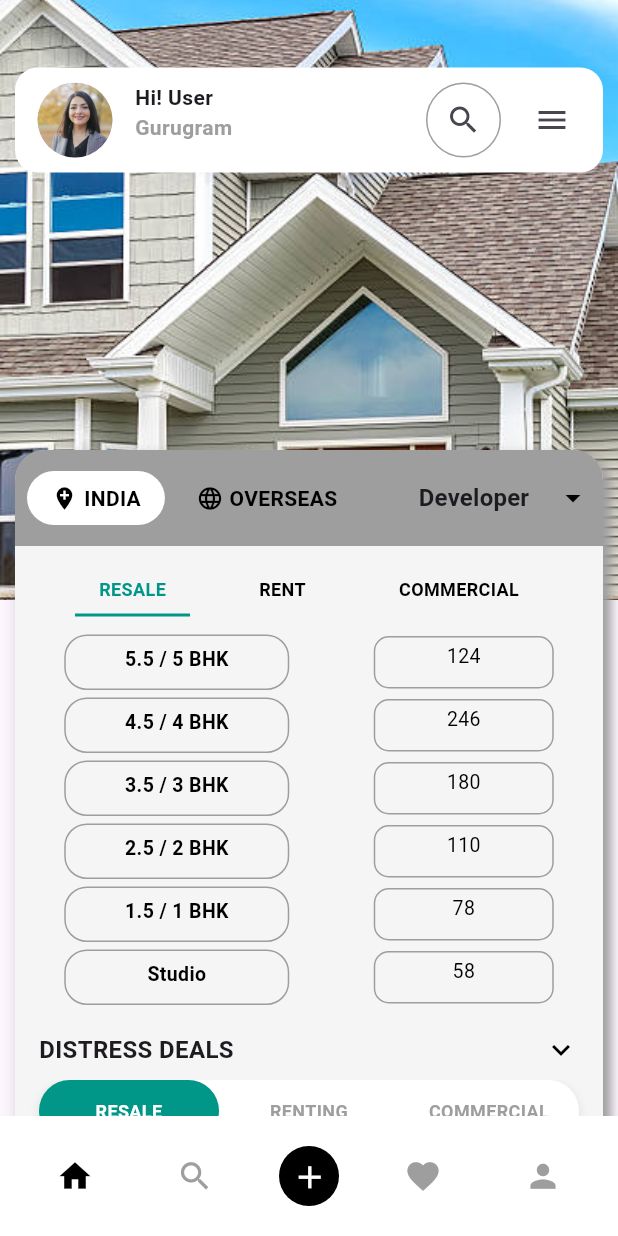
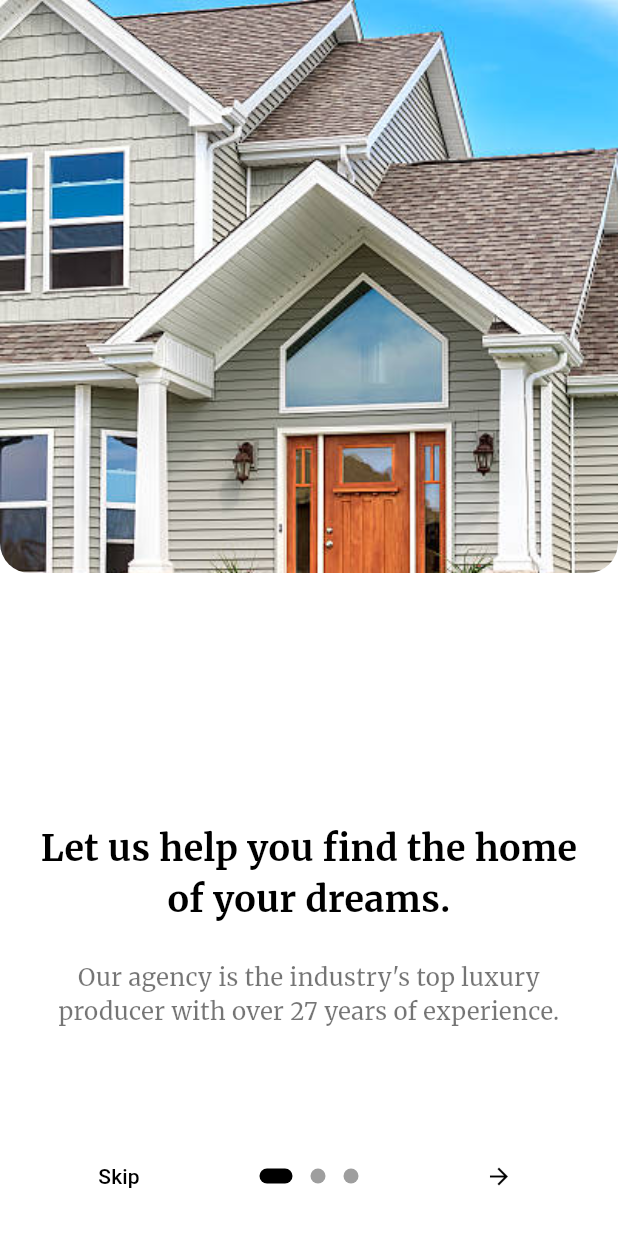
Before and after one commit to prayasjadaun/HousyPoint, a Flutter app: the screen it shows after launch, on a phone screen of 412 x 824 dp. Run offline on Flutter 3.47's test engine with Material 3 defaults, Android fonts, the phone set to English and light mode, and no system bars; drawn by our look-alikes of introduction_screen; our stand-ins replace flutter_spinkit, google_fonts, intl_phone_field.

Commit message:
add intro screen

```diff
--- a/housy_point/lib/main.dart
+++ b/housy_point/lib/main.dart
@@ -1,5 +1,8 @@
 import 'package:flutter/material.dart';
-import 'package:housy_point/providers/property_filters_provider.dart';
+import 'package:housy_point/providers/auth_screen_provider.dart';
+import 'package:housy_point/views/auth/auth_screen.dart';
+import 'package:housy_point/views/onBoardScreen/onboard_screen.dart';
+// import 'package:housy_point/providers/property_filters_provider.dart';
 import 'package:provider/provider.dart';
 import 'views/screens/home_screen.dart';
 import 'providers/home_screen_provider.dart';
@@ -9,8 +12,9 @@ void main() {
   runApp(
     MultiProvider(
       providers: [
+        ChangeNotifierProvider(create: (_) => AuthScreenProvider()),
         ChangeNotifierProvider(create: (context) => HomeScreenProvider()),
-        ChangeNotifierProvider(create: (_) => PropertyFiltersProvider()),
+        // ChangeNotifierProvider(create: (_) => PropertyFiltersProvider()),
         ChangeNotifierProvider(create: (context) => MenuProvider()),
       ],
       child: const MyApp(),
@@ -29,7 +33,7 @@ class MyApp extends StatelessWidget {
       theme: ThemeData(
         primarySwatch: Colors.blue,
       ),
-      home: const HomeScreen(),
+      home: const IntroScreen(),
     );
   }
 }
--- /dev/null
+++ b/housy_point/lib/views/onBoardScreen/onboard_screen.dart
@@ -0,0 +1,112 @@
+import 'package:flutter/material.dart';
+import 'package:google_fonts/google_fonts.dart';
+import 'package:housy_point/views/auth/auth_screen.dart';
+import 'package:introduction_screen/introduction_screen.dart';
+
+class IntroScreen extends StatelessWidget {
+  const IntroScreen({super.key});
+
+  @override
+  Widget build(BuildContext context) {
+    return SizedBox(
+      child: IntroductionScreen(
+        pages: [
+          PageViewModel(
+            title: "Let us help you find the home of your dreams.",
+            body:
+                "Our agency is the industry's top luxury producer with over 27 years of experience.",
+            image: Container(
+              width: double.infinity,
+              height: MediaQuery.of(context).size.height *
+                  0.5, // Half the screen height
+              decoration: const BoxDecoration(
+                borderRadius: BorderRadius.only(
+                    bottomLeft: Radius.circular(20),
+                    bottomRight: Radius.circular(20)),
+                image: DecorationImage(
+                  image: AssetImage("assets/images/prop.jpg"),
+                  fit: BoxFit.cover,
+                ),
+              ),
+            ),
+            decoration: getPageDecoration(),
+          ),
+          PageViewModel(
+            title: "Best Offers",
+            body:
+                "Find the most suitable apartments and properties tailored to your needs.",
+            image: Container(
+              width: double.infinity,
+              height: MediaQuery.of(context).size.height * 0.5,
+              decoration: const BoxDecoration(
+                borderRadius: BorderRadius.only(
+                    bottomLeft: Radius.circular(20),
+                    bottomRight: Radius.circular(20)),
+                image: DecorationImage(
+                  image: AssetImage("assets/images/property.jpg"),
+                  fit: BoxFit.cover,
+                ),
+              ),
+            ),
+            decoration: getPageDecoration(),
+          ),
+          PageViewModel(
+            title: "Explore Details",
+            body:
+                "Get complete information about properties, including specifications, pricing, and availability.",
+            image: Container(
+              width: double.infinity,
+              height: MediaQuery.of(context).size.height * 0.5,
+              decoration: const BoxDecoration(
+                borderRadius: BorderRadius.only(
+                    bottomLeft: Radius.circular(20),
+                    bottomRight: Radius.circular(20)),
+                image: DecorationImage(
+                  image: AssetImage("assets/images/prop.jpg"),
+                  fit: BoxFit.cover,
+                ),
+              ),
+            ),
+            decoration: getPageDecoration(),
+          ),
+        ],
+        onDone: () => goToHome(context),
+        showSkipButton: true,
+        skip: const Text("Skip", style: TextStyle(color: Colors.black)),
+        next: const Icon(Icons.arrow_forward, color: Colors.black),
+        done: const Text("Get Started", style: TextStyle(color: Colors.black)),
+        dotsDecorator: DotsDecorator(
+          color: Colors.grey,
+          activeColor: Colors.black,
+          size: const Size(10.0, 10.0),
+          activeSize: const Size(22.0, 10.0),
+          activeShape: RoundedRectangleBorder(
+            borderRadius: BorderRadius.circular(25.0),
+          ),
+        ),
+      ),
+    );
+  }
+
+  void goToHome(BuildContext context) {
+    Navigator.of(context).pushReplacement(
+      MaterialPageRoute(builder: (_) => const AuthScreen()),
+    );
+  }
+
+  PageDecoration getPageDecoration() => PageDecoration(
+        titleTextStyle: GoogleFonts.merriweather(
+          fontSize: 24.0,
+          fontWeight: FontWeight.bold,
+          color: Colors.black,
+        ),
+        bodyTextStyle: GoogleFonts.merriweather(
+          fontSize: 16.0,
+          color: Colors.black54,
+        ),
+        imagePadding: EdgeInsets.zero,
+        pageColor: Colors.white,
+        contentMargin:
+            const EdgeInsets.symmetric(horizontal: 16, vertical: 150),
+      );
+}
--- a/housy_point/pubspec.yaml
+++ b/housy_point/pubspec.yaml
@@ -36,6 +36,9 @@ dependencies:
   cupertino_icons: ^1.0.8
   provider: ^6.1.2
   google_fonts: ^6.2.1
+  flutter_spinkit: ^5.2.1
+  intl_phone_field: ^3.2.0
+  introduction_screen: ^3.1.14
 
 dev_dependencies:
   flutter_test:
@@ -61,7 +64,7 @@ flutter:
   # To add assets to your application, add an assets section, like this:
   assets:
     - assets/images/
-    - assets/logos/
+    # - assets/logos/
     - assets/icons/
   #   - images/a_dot_ham.jpeg
 
```
Also changed, not shown: housy_point/lib/providers/auth_screen_provider.dart (added, +42 -0 lines), housy_point/lib/views/auth/auth_screen.dart (added, +133 -0 lines), housy_point/lib/views/auth/otp_screen.dart (added, +185 -0 lines), housy_point/lib/views/widgets/const/reuable_text.dart (added), housy_point/pubspec.lock.
